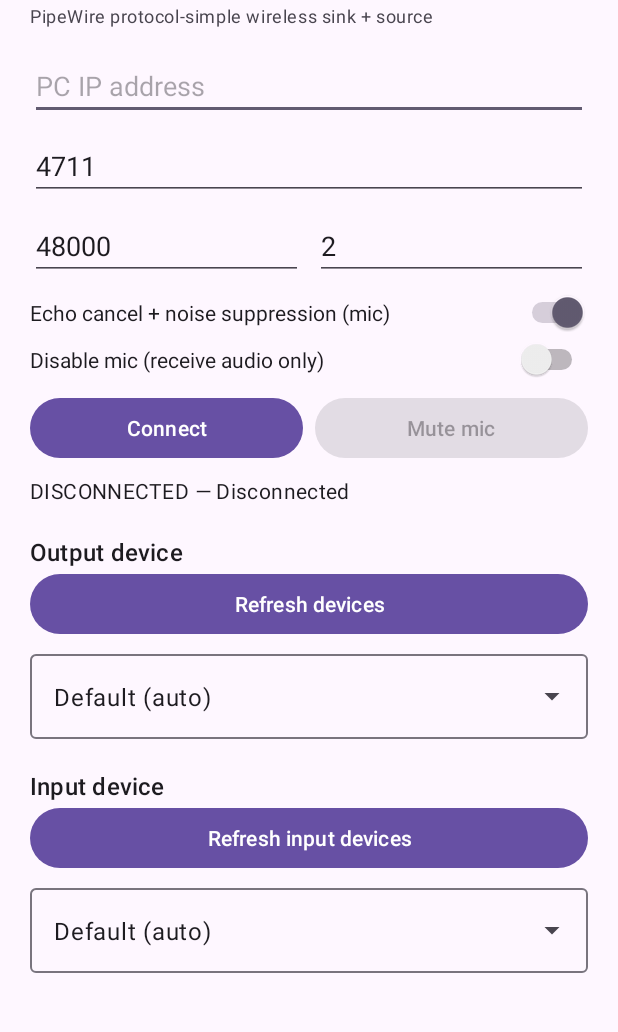
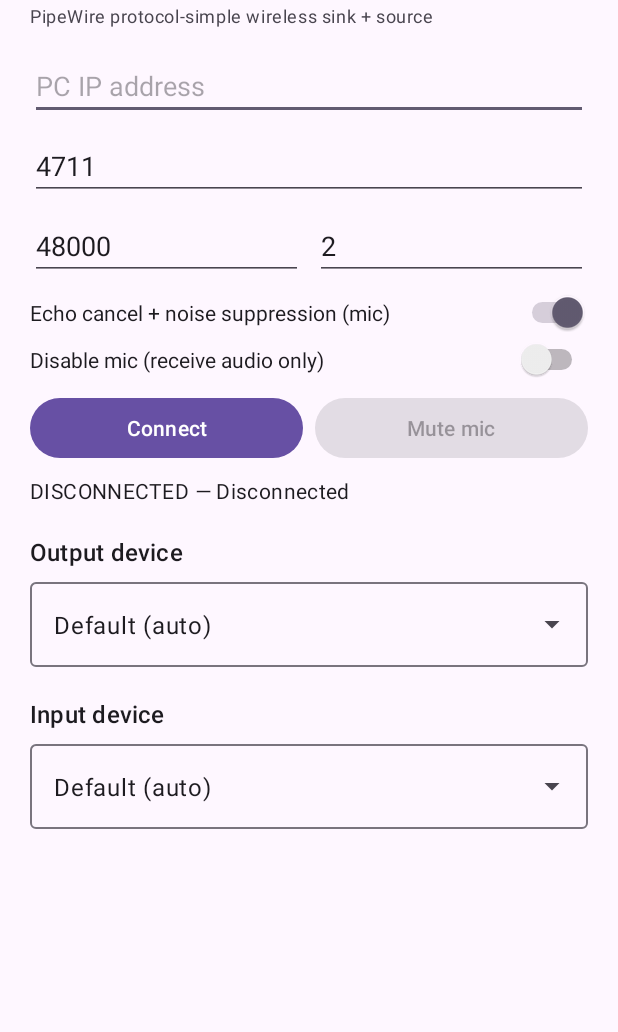
Before and after one commit to chitholian/protocol-simple-client, an Android app: the screen it shows after launch (MainActivity), on a phone screen of 412 x 824 dp, the part 175-1207 px from its top. Run offline under Robolectric (Android 15) with nearby library versions, the phone set to English and light mode, and no system bars; 1 statement that could not run was skipped.

Commit message:
Implement audio device callback for dynamic updates and remove refresh buttons from UI

```diff
--- a/app/src/main/java/com/chitholian/protocolsimple/client/MainActivity.kt
+++ b/app/src/main/java/com/chitholian/protocolsimple/client/MainActivity.kt
@@ -6,11 +6,14 @@ import android.content.Context
 import android.content.Intent
 import android.content.ServiceConnection
 import android.content.pm.PackageManager
+import android.media.AudioDeviceCallback
 import android.media.AudioDeviceInfo
 import android.media.AudioManager
 import android.os.Build
 import android.os.Bundle
+import android.os.Handler
 import android.os.IBinder
+import android.os.Looper
 import android.os.Process
 import android.view.Menu
 import android.view.MenuItem
@@ -44,10 +47,20 @@ class MainActivity : AppCompatActivity() {
     private lateinit var btnMute: Button
     private lateinit var tvStatus: TextView
     private lateinit var acDevices: MaterialAutoCompleteTextView
-    private lateinit var btnRefresh: Button
     private lateinit var acInputDevices: MaterialAutoCompleteTextView
-    private lateinit var btnRefreshInput: Button
     private var micMuted = false
+
+    private val deviceCallback = object : AudioDeviceCallback() {
+        override fun onAudioDevicesAdded(addedDevices: Array<out AudioDeviceInfo>?) {
+            refreshDevices()
+            refreshInputDevices()
+        }
+
+        override fun onAudioDevicesRemoved(removedDevices: Array<out AudioDeviceInfo>?) {
+            refreshDevices()
+            refreshInputDevices()
+        }
+    }
 
     private val permLauncher = registerForActivityResult(
         ActivityResultContracts.RequestMultiplePermissions()
@@ -98,9 +111,7 @@ class MainActivity : AppCompatActivity() {
         btnMute = findViewById(R.id.btnMute)
         tvStatus = findViewById(R.id.tvStatus)
         acDevices = findViewById(R.id.acDevices)
-        btnRefresh = findViewById(R.id.btnRefresh)
         acInputDevices = findViewById(R.id.acInputDevices)
-        btnRefreshInput = findViewById(R.id.btnRefreshInput)
 
         val prefs = getSharedPreferences("pw_client", Context.MODE_PRIVATE)
         etHost.setText(prefs.getString("host", ""))
@@ -126,8 +137,6 @@ class MainActivity : AppCompatActivity() {
             service?.setMicMuted(micMuted)
             btnMute.text = if (micMuted) "Unmute mic" else "Mute mic"
         }
-        btnRefresh.setOnClickListener { refreshDevices() }
-        btnRefreshInput.setOnClickListener { refreshInputDevices() }
     }
 
     private fun generatePipeWireConfig(): String {
@@ -209,12 +218,17 @@ class MainActivity : AppCompatActivity() {
 
     override fun onStart() {
         super.onStart()
+        getSystemService(AudioManager::class.java)
+            .registerAudioDeviceCallback(deviceCallback, Handler(Looper.getMainLooper()))
+        refreshDevices()
+        refreshInputDevices()
         if (!bound) {
             bindService(Intent(this, AudioBridgeService::class.java), conn, Context.BIND_AUTO_CREATE)
         }
     }
 
     override fun onStop() {
+        getSystemService(AudioManager::class.java).unregisterAudioDeviceCallback(deviceCallback)
         if (bound) {
             service?.setListener(null)
             unbindService(conn)
@@ -337,14 +351,15 @@ class MainActivity : AppCompatActivity() {
         dropdown.setAdapter(ArrayAdapter(this, android.R.layout.simple_list_item_1, labels))
 
         val prefs = getSharedPreferences("pw_client", Context.MODE_PRIVATE)
-        val saved = prefs.getInt(prefsKey, 0)
-        val position = if (saved in labels.indices) saved else 0
+        val savedId = prefs.getInt(prefsKey, -1)
+        val index = devices.indexOfFirst { it.id == savedId }
+        val position = if (index >= 0) index + 1 else 0
         // setText(..., false) skips the filter, so restoring never fires the click listener.
         dropdown.setText(labels[position], false)
         onSelect(devices.getOrNull(position - 1))
 
         dropdown.setOnItemClickListener { _, _, i, _ ->
-            prefs.edit().putInt(prefsKey, i).apply()
+            prefs.edit().putInt(prefsKey, devices.getOrNull(i - 1)?.id ?: -1).apply()
             onSelect(devices.getOrNull(i - 1))
         }
     }
--- a/app/src/main/res/layout/activity_main.xml
+++ b/app/src/main/res/layout/activity_main.xml
@@ -123,12 +123,6 @@
             android:text="Output device"
             android:textAppearance="?attr/textAppearanceTitleMedium" />
 
-        <Button
-            android:id="@+id/btnRefresh"
-            android:layout_width="match_parent"
-            android:layout_height="wrap_content"
-            android:text="Refresh devices" />
-
         <com.google.android.material.textfield.TextInputLayout
             style="@style/Widget.Material3.TextInputLayout.OutlinedBox.ExposedDropdownMenu"
             android:layout_width="match_parent"
@@ -149,12 +143,6 @@
             android:text="Input device"
             android:textAppearance="?attr/textAppearanceTitleMedium" />
 
-        <Button
-            android:id="@+id/btnRefreshInput"
-            android:layout_width="match_parent"
-            android:layout_height="wrap_content"
-            android:text="Refresh input devices" />
-
         <com.google.android.material.textfield.TextInputLayout
             style="@style/Widget.Material3.TextInputLayout.OutlinedBox.ExposedDropdownMenu"
             android:layout_width="match_parent"
```
